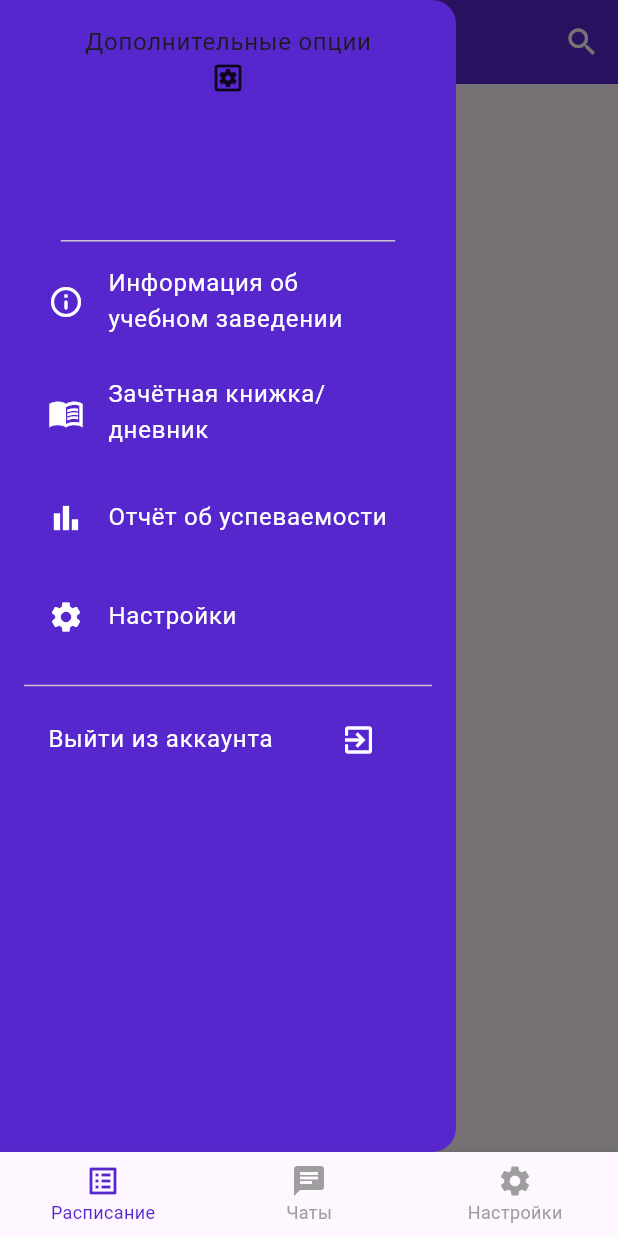
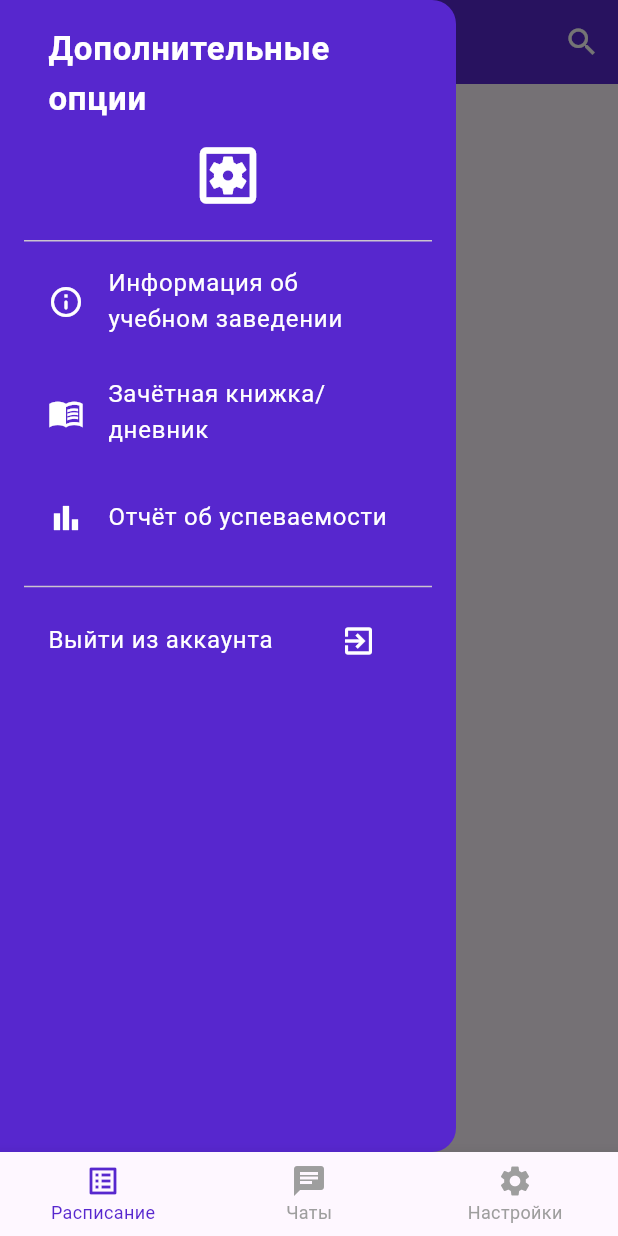
Before and after one commit to EgorSborschikov/duma_mobile, a Flutter app: the PagesFrame screen opened directly, with the side drawer open, on a phone screen of 412 x 824 dp. Run offline on Flutter 3.47's test engine with Material 3 defaults, Android fonts, the phone set to English and light mode, and no system bars; our stand-ins replace device_preview.

```diff
--- a/lib/main.dart
+++ b/lib/main.dart
@@ -2,6 +2,7 @@ import 'package:device_preview/device_preview.dart';
 import 'package:duma/presentation/features/onboard/view/onboard_pages.dart';
 import 'package:duma/presentation/features/schedule/view/ui/schedule_android/schedule_android_page.dart';
 import 'package:duma/presentation/features/sign_in/view/ui/sign_in_android/sign_in_android_page.dart';
+import 'package:duma/presentation/features/sign_in/view/ui/sign_in_ios/sign_in_ios_page.dart';
 import 'package:flutter/material.dart';
 
 void main() => runApp(
--- a/lib/presentation/common/components_for_android/custom_bottom_navigation_bar.dart/pages_frame.dart
+++ b/lib/presentation/common/components_for_android/custom_bottom_navigation_bar.dart/pages_frame.dart
@@ -1,4 +1,5 @@
 import 'package:duma/presentation/features/schedule/view/ui/schedule_android/schedule_android_page.dart';
+import 'package:duma/presentation/features/settings/view/ui/settings_android/settings_android_page.dart';
 import 'package:flutter/material.dart';
 
 import 'custom_bottom_navigation_bar.dart';
@@ -36,9 +37,7 @@ class _PagesFrameState extends State<PagesFrame> {
       case 1:
         return Center(child: Text('Favorites Screen'));
       case 2:
-        return Center(child: Text('Notifications Screen'));
-      case 3:
-        return Center(child: Text('Profile Screen'));
+        return SettingsAndroidPage();
       default:
         return Container();
     }
--- a/lib/presentation/common/components_for_android/custom_navigation_drawer/custom_navigation_drawer.dart
+++ b/lib/presentation/common/components_for_android/custom_navigation_drawer/custom_navigation_drawer.dart
@@ -22,8 +22,21 @@ class CustomNavigationDrawer extends StatelessWidget {
                   crossAxisAlignment: CrossAxisAlignment.center,
                   mainAxisAlignment: MainAxisAlignment.start,
                   children: [
-                    Text('Дополнительные опции'),
-                    Icon(Icons.settings_applications_outlined)
+                    Text(
+                      'Дополнительные опции',
+                      style: TextStyle(
+                        fontFamily: 'Roboto',
+                        fontSize: 22,
+                        fontWeight: FontWeight.bold,
+                        color: Colors.white
+                      ),
+                    ),
+                    const SizedBox(height: 10),
+                    Icon(
+                      Icons.settings_applications_outlined,
+                      size: 50,
+                      color: Colors.white
+                    ),
                   ],
                 ),
               ),
@@ -72,20 +85,6 @@ class CustomNavigationDrawer extends StatelessWidget {
                       ),
                     ),
                     const SizedBox(height: 10),
-                    DrawerOption(
-                      title: 'Настройки',
-                      onTap: () {
-                          Navigator.push(
-                            context,
-                            MaterialPageRoute(builder: (context) => SettingsAndroidPage()),
-                          );
-                        },
-                      child: Icon(
-                        Icons.settings,
-                        color: Colors.white,
-                      ),
-                    ),
-                    const SizedBox(height: 10),
                     Divider(),
                     ListTile(
                       title: Text(
--- a/lib/presentation/common/components_for_ios/custom_tab_bar/custom_tab_bar.dart
+++ b/lib/presentation/common/components_for_ios/custom_tab_bar/custom_tab_bar.dart
@@ -1,3 +1,4 @@
+import 'package:duma/presentation/features/profile/view/ui/profile_ios_page.dart/profile_ios_page.dart';
 import 'package:duma/presentation/features/schedule/view/ui/schedule_ios/schedule_ios_page.dart';
 import 'package:flutter/cupertino.dart';
 
@@ -52,9 +53,9 @@ class _CustomTabBarState extends State<CustomTabBar> {
               case 0:
                 return ScheduleIosPage();
               /*case 1:
-                return  //ChatsScreen();
+                return  //ChatsScreen();*/
               case 2:
-                return ; //ProfileScreen();*/
+                return ProfileIosPage();
               default:
                 return Center(child: Text('Content of tab $index'));
             }
--- a/lib/presentation/features/search/view/ui/search_android/schedule_search_android_page.dart
+++ b/lib/presentation/features/search/view/ui/search_android/schedule_search_android_page.dart
@@ -1,4 +1,5 @@
 import 'package:duma/presentation/common/components_for_android/custom_app_bar/custom_app_bar.dart';
+import 'package:duma/presentation/common/components_for_android/custom_bottom_navigation_bar.dart/pages_frame.dart';
 import 'package:duma/presentation/features/search/view/ui/search_android/ui/time__range_changer.dart';
 import 'package:duma/presentation/features/search/view/ui/search_android/ui/value_switcher_android.dart';
 import 'package:flutter/material.dart';
@@ -25,7 +26,7 @@ class _ScheduleSearchAndroidPageState extends State<ScheduleSearchAndroidPage> {
           onPressed: () {
             Navigator.push(
               context,
-              MaterialPageRoute(builder: (context) => ScheduleAndroidPage()),
+              MaterialPageRoute(builder: (context) => PagesFrame()),
             );
           },
           icon: Icon(
--- a/lib/presentation/features/sign_in/view/ui/sign_in_android/sign_in_android_page.dart
+++ b/lib/presentation/features/sign_in/view/ui/sign_in_android/sign_in_android_page.dart
@@ -29,7 +29,10 @@ class _SignInAndroidPageState extends State<SignInAndroidPage> {
               MaterialPageRoute(builder: (context) => OnboardingPages()),
             );
           },
-          icon: Icon(Icons.arrow_back),
+          icon: Icon(
+            Icons.arrow_back,
+            color: Color(0xFF5727CE),
+          ),
         ),
       ),
       body: SafeArea(
--- a/lib/presentation/features/sign_up/view/ui/sign_up_android/sign_up_android_page.dart
+++ b/lib/presentation/features/sign_up/view/ui/sign_up_android/sign_up_android_page.dart
@@ -26,7 +26,10 @@ class _SignUpAndroidPageState extends State<SignUpAndroidPage> {
               MaterialPageRoute(builder: (context) => SignInAndroidPage()),
             );
           },
-          icon: Icon(Icons.arrow_back),
+          icon: Icon(
+            Icons.arrow_back,
+            color: Color(0xFF5727CE),
+          ),
         ),
       ),
       body: SafeArea(
```
Also changed, not shown: lib/presentation/features/profile/view/ui/profile_ios_page.dart/profile_ios_page.dart (added, +69 -0 lines), lib/presentation/features/profile/view/ui/profile_ios_page.dart/widgets/profile_items_ios.dart (added, +25 -0 lines), lib/presentation/features/profile/view/ui/profile_ios_page.dart/widgets/profile_option_ios.dart (added, +31 -0 lines), lib/presentation/features/settings/view/ui/settings_android/settings_android_page.dart (+4 -3 lines), lib/presentation/features/settings/view/ui/settings_ios/settings_ios_page.dart (+4 -4 lines), lib/presentation/features/profile/profile.dart (added), lib/presentation/features/profile/view/view.dart (added).
